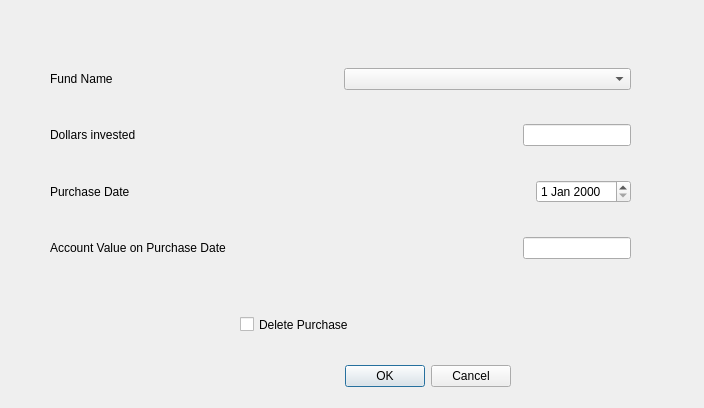
Above: ui_files/unit_purchase_dialog.ui from Llaves/Unitization before the change. Below: the same form after it.
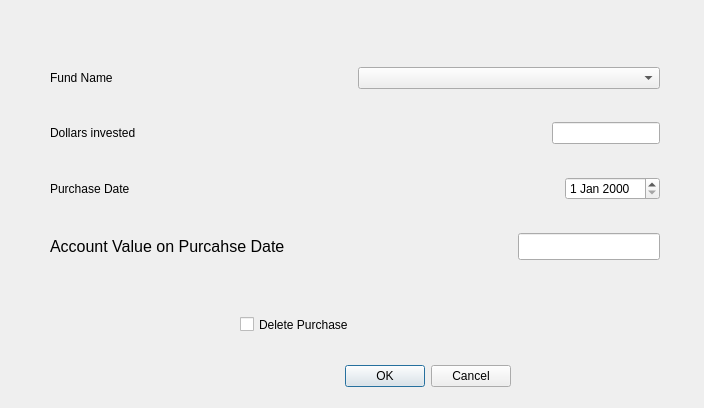
That is the form after the change.

Commit message: remove label overlap with input box

```diff
--- a/ui_files/unit_purchase_dialog.ui
+++ b/ui_files/unit_purchase_dialog.ui
@@ -34,7 +34,7 @@
     <rect>
      <x>50</x>
      <y>40</y>
-     <width>581</width>
+     <width>610</width>
      <height>251</height>
     </rect>
    </property>
@@ -105,8 +105,13 @@
      <layout class="QHBoxLayout" name="horizontalLayout">
       <item>
        <widget class="QLabel" name="label_4">
+        <property name="font">
+         <font>
+          <pointsize>12</pointsize>
+         </font>
+        </property>
         <property name="text">
-         <string>Account Value on Purchase Date </string>
+         <string>Account Value on Purcahse Date </string>
         </property>
        </widget>
       </item>
@@ -121,6 +126,11 @@
           <verstretch>0</verstretch>
          </sizepolicy>
         </property>
+        <property name="font">
+         <font>
+          <pointsize>12</pointsize>
+         </font>
+        </property>
         <property name="alignment">
          <set>Qt::AlignRight|Qt::AlignTrailing|Qt::AlignVCenter</set>
         </property>
```
The commit also changes 1 other file.
